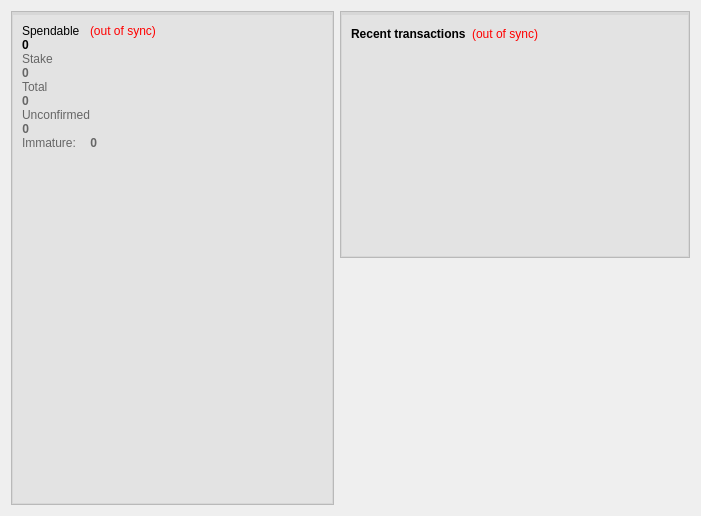
Qt form src/qt/forms/overviewpage.ui (dzimbeck/BitBay) before a commit.
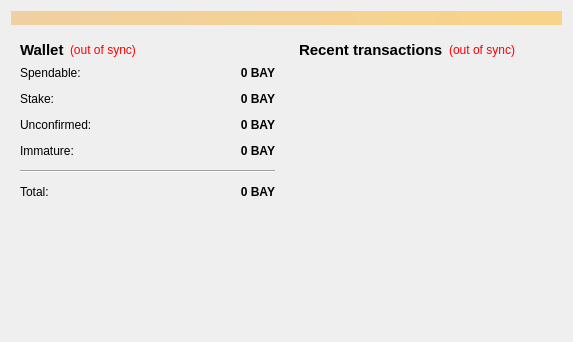
The same form after that commit. Icons and pictures are not drawn.

Diff of the .ui file:
```diff
--- a/src/qt/forms/overviewpage.ui
+++ b/src/qt/forms/overviewpage.ui
@@ -6,77 +6,104 @@
    <rect>
     <x>0</x>
     <y>0</y>
-    <width>701</width>
-    <height>516</height>
+    <width>573</width>
+    <height>342</height>
    </rect>
   </property>
   <property name="windowTitle">
    <string>Form</string>
   </property>
-  <layout class="QHBoxLayout" name="horizontalLayout" stretch="1,0">
+  <layout class="QVBoxLayout" name="topLayout">
+   <item>
+    <widget class="QLabel" name="labelAlerts">
+     <property name="visible">
+      <bool>false</bool>
+     </property>
+     <property name="styleSheet">
+      <string notr="true">background-color: qlineargradient(x1: 0, y1: 0, x2: 1, y2: 0, stop:0 #F0D0A0, stop:1 #F8D488);  color:#000000
+</string>
+     </property>
+     <property name="wordWrap">
+      <bool>true</bool>
+     </property>
+     <property name="margin">
+      <number>3</number>
+     </property>
+    </widget>
+   </item>
+   <item>
+    <layout class="QHBoxLayout" name="horizontalLayout" stretch="1,1">
    <item>
     <layout class="QVBoxLayout" name="verticalLayout_2">
      <item>
-      <widget class="QFrame" name="frame">
-       <property name="styleSheet">
-        <string notr="true">#frame
-{
-background-color: rgb(227, 227, 227);
-border: 1px solid rgb(185,185,185);
-}
-
-#frame_4
-{
-border:1px solid rgb(215,215,215);
-border-top: 3px solid rgb(215,215,215);
-}</string>
-       </property>
-       <property name="frameShape">
-        <enum>QFrame::StyledPanel</enum>
-       </property>
-       <property name="frameShadow">
-        <enum>QFrame::Raised</enum>
-       </property>
+        <widget class="QWidget" name="widget" native="true">
        <layout class="QVBoxLayout" name="verticalLayout_4">
-        <property name="spacing">
-         <number>0</number>
-        </property>
-        <property name="leftMargin">
-         <number>0</number>
-        </property>
-        <property name="topMargin">
-         <number>0</number>
-        </property>
-        <property name="rightMargin">
-         <number>0</number>
-        </property>
-        <property name="bottomMargin">
-         <number>0</number>
-        </property>
+          <item>
+           <layout class="QHBoxLayout" name="horizontalLayout_4">
+            <item>
+             <widget class="QLabel" name="label_5">
+              <property name="font">
+               <font>
+                <pointsize>11</pointsize>
+                <weight>75</weight>
+                <bold>true</bold>
+               </font>
+              </property>
+              <property name="text">
+               <string>Wallet</string>
+              </property>
+             </widget>
+            </item>
+            <item>
+             <widget class="QLabel" name="labelWalletStatus">
+              <property name="toolTip">
+               <string>The displayed information may be out of date. Your wallet automatically synchronizes with the BlackCoin network after a connection is established, but this process has not completed yet.</string>
+              </property>
+              <property name="styleSheet">
+               <string notr="true">QLabel { color: red; }</string>
+              </property>
+              <property name="text">
+               <string notr="true">(out of sync)</string>
+              </property>
+              <property name="alignment">
+               <set>Qt::AlignLeading|Qt::AlignLeft|Qt::AlignVCenter</set>
+              </property>
+             </widget>
+            </item>
         <item>
-         <widget class="QFrame" name="frame_4">
-          <property name="frameShape">
-           <enum>QFrame::StyledPanel</enum>
-          </property>
-          <property name="frameShadow">
-           <enum>QFrame::Raised</enum>
-          </property>
-          <layout class="QVBoxLayout" name="verticalLayout_6">
+             <spacer name="horizontalSpacer_2">
+              <property name="orientation">
+               <enum>Qt::Horizontal</enum>
+              </property>
+              <property name="sizeHint" stdset="0">
+               <size>
+                <width>40</width>
+                <height>20</height>
+               </size>
+              </property>
+             </spacer>
+            </item>
+           </layout>
+          </item>
            <item>
             <layout class="QFormLayout" name="formLayout_2">
              <property name="fieldGrowthPolicy">
-              <enum>QFormLayout::ExpandingFieldsGrow</enum>
-             </property>
-             <property name="labelAlignment">
-              <set>Qt::AlignLeading|Qt::AlignLeft|Qt::AlignTop</set>
+             <enum>QFormLayout::AllNonFixedFieldsGrow</enum>
              </property>
              <property name="horizontalSpacing">
-              <number>0</number>
+             <number>12</number>
              </property>
              <property name="verticalSpacing">
-              <number>0</number>
-             </property>
-             <item row="2" column="0">
+             <number>12</number>
+            </property>
+            <item row="0" column="0">
+             <widget class="QLabel" name="label">
+              <property name="text">
+               <string>Spendable:</string>
+              </property>
+             </widget>
+            </item>
+            <item row="0" column="1">
               <widget class="QLabel" name="labelBalance">
                <property name="font">
                 <font>
@@ -90,100 +117,26 @@
                <property name="toolTip">
                 <string>Your current spendable balance</string>
                </property>
-               <property name="styleSheet">
-                <string notr="true">top: -5px;</string>
-               </property>
                <property name="text">
-                <string notr="true">0</string>
+               <string notr="true">0 BAY</string>
+              </property>
+              <property name="alignment">
+               <set>Qt::AlignRight|Qt::AlignTrailing|Qt::AlignVCenter</set>
                </property>
                <property name="textInteractionFlags">
                 <set>Qt::LinksAccessibleByMouse|Qt::TextSelectableByKeyboard|Qt::TextSelectableByMouse</set>
                </property>
               </widget>
              </item>
-             <item row="4" column="0">
+            <item row="1" column="0">
               <widget class="QLabel" name="label_6">
-               <property name="palette">
-                <palette>
-                 <active>
-                  <colorrole role="WindowText">
-                   <brush brushstyle="SolidPattern">
-                    <color alpha="255">
-                     <red>102</red>
-                     <green>102</green>
-                     <blue>102</blue>
-                    </color>
-                   </brush>
-                  </colorrole>
-                 </active>
-                 <inactive>
-                  <colorrole role="WindowText">
-                   <brush brushstyle="SolidPattern">
-                    <color alpha="255">
-                     <red>102</red>
-                     <green>102</green>
-                     <blue>102</blue>
-                    </color>
-                   </brush>
-                  </colorrole>
-                 </inactive>
-                 <disabled>
-                  <colorrole role="WindowText">
-                   <brush brushstyle="SolidPattern">
-                    <color alpha="255">
-                     <red>120</red>
-                     <green>120</green>
-                     <blue>120</blue>
-                    </color>
-                   </brush>
-                  </colorrole>
-                 </disabled>
-                </palette>
-               </property>
                <property name="text">
-                <string>Stake</string>
+               <string>Stake:</string>
                </property>
               </widget>
              </item>
-             <item row="5" column="0">
+            <item row="1" column="1">
               <widget class="QLabel" name="labelStake">
-               <property name="palette">
-                <palette>
-                 <active>
-                  <colorrole role="WindowText">
-                   <brush brushstyle="SolidPattern">
-                    <color alpha="255">
-                     <red>102</red>
-                     <green>102</green>
-                     <blue>102</blue>
-                    </color>
-                   </brush>
-                  </colorrole>
-                 </active>
-                 <inactive>
-                  <colorrole role="WindowText">
-                   <brush brushstyle="SolidPattern">
-                    <color alpha="255">
-                     <red>102</red>
-                     <green>102</green>
-                     <blue>102</blue>
-                    </color>
-                   </brush>
-                  </colorrole>
-                 </inactive>
-                 <disabled>
-                  <colorrole role="WindowText">
-                   <brush brushstyle="SolidPattern">
-                    <color alpha="255">
-                     <red>120</red>
-                     <green>120</green>
-                     <blue>120</blue>
-                    </color>
-                   </brush>
-                  </colorrole>
-                 </disabled>
-                </palette>
-               </property>
                <property name="font">
                 <font>
                  <weight>75</weight>
@@ -197,270 +150,57 @@
                 <string>Total of coins that was staked, and do not yet count toward the current balance</string>
                </property>
                <property name="text">
-                <string notr="true">0</string>
-               </property>
-               <property name="textInteractionFlags">
-                <set>Qt::LinksAccessibleByMouse|Qt::TextSelectableByKeyboard|Qt::TextSelectableByMouse</set>
-               </property>
-              </widget>
-             </item>
-             <item row="9" column="0">
-              <widget class="QLabel" name="labelTotalText">
-               <property name="palette">
-                <palette>
-                 <active>
-                  <colorrole role="WindowText">
-                   <brush brushstyle="SolidPattern">
-                    <color alpha="255">
-                     <red>102</red>
-                     <green>102</green>
-                     <blue>102</blue>
-                    </color>
-                   </brush>
-                  </colorrole>
-                 </active>
-                 <inactive>
-                  <colorrole role="WindowText">
-                   <brush brushstyle="SolidPattern">
-                    <color alpha="255">
-                     <red>102</red>
-                     <green>102</green>
-                     <blue>102</blue>
-                    </color>
-                   </brush>
-                  </colorrole>
-                 </inactive>
-                 <disabled>
-                  <colorrole role="WindowText">
-                   <brush brushstyle="SolidPattern">
-                    <color alpha="255">
-                     <red>120</red>
-                     <green>120</green>
-                     <blue>120</blue>
-                    </color>
-                   </brush>
-                  </colorrole>
-                 </disabled>
-                </palette>
-               </property>
-               <property name="text">
-                <string>Total</string>
-               </property>
-              </widget>
-             </item>
-             <item row="12" column="0">
-              <widget class="QLabel" name="labelTotal">
-               <property name="palette">
-                <palette>
-                 <active>
-                  <colorrole role="WindowText">
-                   <brush brushstyle="SolidPattern">
-                    <color alpha="255">
-                     <red>102</red>
-                     <green>102</green>
-                     <blue>102</blue>
-                    </color>
-                   </brush>
-                  </colorrole>
-                 </active>
-                 <inactive>
-                  <colorrole role="WindowText">
-                   <brush brushstyle="SolidPattern">
-                    <color alpha="255">
-                     <red>102</red>
-                     <green>102</green>
-                     <blue>102</blue>
-                    </color>
-                   </brush>
-                  </colorrole>
-                 </inactive>
-                 <disabled>
-                  <colorrole role="WindowText">
-                   <brush brushstyle="SolidPattern">
-                    <color alpha="255">
-                     <red>120</red>
-                     <green>120</green>
-                     <blue>120</blue>
-                    </color>
-                   </brush>
-                  </colorrole>
-                 </disabled>
-                </palette>
-               </property>
-               <property name="font">
-                <font>
-                 <weight>75</weight>
-                 <bold>true</bold>
-                </font>
-               </property>
-               <property name="cursor">
-                <cursorShape>IBeamCursor</cursorShape>
-               </property>
-               <property name="toolTip">
-                <string>Your current total balance</string>
-               </property>
-               <property name="text">
-                <string notr="true">0</string>
-               </property>
+               <string notr="true">0 BAY</string>
+              </property>
+              <property name="alignment">
+               <set>Qt::AlignRight|Qt::AlignTrailing|Qt::AlignVCenter</set>
+              </property>
                <property name="textInteractionFlags">
                 <set>Qt::LinksAccessibleByMouse|Qt::TextSelectableByKeyboard|Qt::TextSelectableByMouse</set>
                </property>
               </widget>
              </item>
-             <item row="17" column="0">
+            <item row="2" column="0">
               <widget class="QLabel" name="label_3">
-               <property name="palette">
-                <palette>
-                 <active>
-                  <colorrole role="WindowText">
-                   <brush brushstyle="SolidPattern">
-                    <color alpha="255">
-                     <red>102</red>
-                     <green>102</green>
-                     <blue>102</blue>
-                    </color>
-                   </brush>
-                  </colorrole>
-                 </active>
-                 <inactive>
-                  <colorrole role="WindowText">
-                   <brush brushstyle="SolidPattern">
-                    <color alpha="255">
-                     <red>102</red>
-                     <green>102</green>
-                     <blue>102</blue>
-                    </color>
-                   </brush>
-                  </colorrole>
-                 </inactive>
-                 <disabled>
-                  <colorrole role="WindowText">
-                   <brush brushstyle="SolidPattern">
-                    <color alpha="255">
-                     <red>120</red>
-                     <green>120</green>
-                     <blue>120</blue>
-                    </color>
-                   </brush>
-                  </colorrole>
-                 </disabled>
-                </palette>
-               </property>
+              <property name="text">
+               <string>Unconfirmed:</string>
+              </property>
+             </widget>
+            </item>
+            <item row="2" column="1">
+             <widget class="QLabel" name="labelUnconfirmed">
+              <property name="font">
+               <font>
+                <weight>75</weight>
+                <bold>true</bold>
+               </font>
+              </property>
+              <property name="cursor">
+               <cursorShape>IBeamCursor</cursorShape>
+              </property>
+              <property name="toolTip">
+               <string>Total of transactions that have yet to be confirmed, and do not yet count toward the current balance</string>
+              </property>
                <property name="text">
-                <string>&lt;html&gt;&lt;head/&gt;&lt;body&gt;&lt;p&gt;Unconfirmed&lt;/p&gt;&lt;/body&gt;&lt;/html&gt;</string>
-               </property>
-              </widget>
-             </item>
-             <item row="19" column="0">
+               <string notr="true">0 BAY</string>
+              </property>
+              <property name="alignment">
+               <set>Qt::AlignRight|Qt::AlignTrailing|Qt::AlignVCenter</set>
+              </property>
+              <property name="textInteractionFlags">
+               <set>Qt::LinksAccessibleByMouse|Qt::TextSelectableByKeyboard|Qt::TextSelectableByMouse</set>
+              </property>
+             </widget>
+            </item>
+            <item row="3" column="0">
               <widget class="QLabel" name="labelImmatureText">
-               <property name="palette">
-                <palette>
-                 <active>
-                  <colorrole role="WindowText">
-                   <brush brushstyle="SolidPattern">
-                    <color alpha="255">
-                     <red>102</red>
-                     <green>102</green>
-                     <blue>102</blue>
-                    </color>
-                   </brush>
-                  </colorrole>
-                  <colorrole role="Text">
-                   <brush brushstyle="SolidPattern">
-                    <color alpha="255">
-                     <red>94</red>
-                     <green>94</green>
-                     <blue>94</blue>
-                    </color>
-                   </brush>
-                  </colorrole>
-                 </active>
-                 <inactive>
-                  <colorrole role="WindowText">
-                   <brush brushstyle="SolidPattern">
-                    <color alpha="255">
-                     <red>102</red>
-                     <green>102</green>
-                     <blue>102</blue>
-                    </color>
-                   </brush>
-                  </colorrole>
-                  <colorrole role="Text">
-                   <brush brushstyle="SolidPattern">
-                    <color alpha="255">
-                     <red>94</red>
-                     <green>94</green>
-                     <blue>94</blue>
-                    </color>
-                   </brush>
-                  </colorrole>
-                 </inactive>
-                 <disabled>
-                  <colorrole role="WindowText">
-                   <brush brushstyle="SolidPattern">
-                    <color alpha="255">
-                     <red>120</red>
-                     <green>120</green>
-                     <blue>120</blue>
-                    </color>
-                   </brush>
-                  </colorrole>
-                  <colorrole role="Text">
-                   <brush brushstyle="SolidPattern">
-                    <color alpha="255">
-                     <red>120</red>
-                     <green>120</green>
-                     <blue>120</blue>
-                    </color>
-                   </brush>
-                  </colorrole>
-                 </disabled>
-                </palette>
-               </property>
                <property name="text">
                 <string>Immature:</string>
                </property>
               </widget>
              </item>
-             <item row="19" column="1">
+            <item row="3" column="1">
               <widget class="QLabel" name="labelImmature">
-               <property name="palette">
-                <palette>
-                 <active>
-                  <colorrole role="WindowText">
-                   <brush brushstyle="SolidPattern">
-                    <color alpha="255">
-                     <red>102</red>
-                     <green>102</green>
-                     <blue>102</blue>
-                    </color>
-                   </brush>
-                  </colorrole>
-                 </active>
-                 <inactive>
-                  <colorrole role="WindowText">
-                   <brush brushstyle="SolidPattern">
-                    <color alpha="255">
-                     <red>102</red>
-                     <green>102</green>
-                     <blue>102</blue>
-                    </color>
-                   </brush>
-                  </colorrole>
-                 </inactive>
-                 <disabled>
-                  <colorrole role="WindowText">
-                   <brush brushstyle="SolidPattern">
-                    <color alpha="255">
-                     <red>120</red>
-                     <green>120</green>
-                     <blue>120</blue>
-                    </color>
-                   </brush>
-                  </colorrole>
-                 </disabled>
-                </palette>
-               </property>
                <property name="font">
                 <font>
                  <weight>75</weight>
@@ -471,7 +211,7 @@
                 <string>Mined balance that has not yet matured</string>
                </property>
                <property name="text">
-                <string notr="true">0</string>
+               <string notr="true">0 BAY</string>
                </property>
                <property name="alignment">
                 <set>Qt::AlignRight|Qt::AlignTrailing|Qt::AlignVCenter</set>
@@ -481,68 +221,22 @@
                </property>
               </widget>
              </item>
-             <item row="1" column="1">
-              <widget class="QLabel" name="labelWalletStatus">
-               <property name="toolTip">
-                <string>The displayed information may be out of date. Your wallet automatically synchronizes with the BitBay network after a connection is established, but this process has not completed yet.</string>
-               </property>
-               <property name="styleSheet">
-                <string notr="true">QLabel { color: red; }</string>
-               </property>
-               <property name="text">
-                <string notr="true">(out of sync)</string>
-               </property>
-               <property name="alignment">
-                <set>Qt::AlignLeading|Qt::AlignLeft|Qt::AlignVCenter</set>
-               </property>
-              </widget>
-             </item>
-             <item row="1" column="0">
-              <widget class="QLabel" name="label">
+            <item row="4" column="0" colspan="2">
+             <widget class="Line" name="line">
+              <property name="orientation">
+               <enum>Qt::Horizontal</enum>
+              </property>
+             </widget>
+            </item>
+            <item row="5" column="0">
+             <widget class="QLabel" name="labelTotalText">
                <property name="text">
-                <string>Spendable</string>
+               <string>Total:</string>
                </property>
               </widget>
              </item>
-             <item row="18" column="0">
-              <widget class="QLabel" name="labelUnconfirmed">
-               <property name="palette">
-                <palette>
-                 <active>
-                  <colorrole role="WindowText">
-                   <brush brushstyle="SolidPattern">
-                    <color alpha="255">
-                     <red>102</red>
-                     <green>102</green>
-                     <blue>102</blue>
-                    </color>
-                   </brush>
-                  </colorrole>
-                 </active>
-                 <inactive>
-                  <colorrole role="WindowText">
-                   <brush brushstyle="SolidPattern">
-                    <color alpha="255">
-                     <red>102</red>
-                     <green>102</green>
-                     <blue>102</blue>
-                    </color>
-                   </brush>
-                  </colorrole>
-                 </inactive>
-                 <disabled>
-                  <colorrole role="WindowText">
-                   <brush brushstyle="SolidPattern">
-                    <color alpha="255">
-                     <red>120</red>
-                     <green>120</green>
-                     <blue>120</blue>
-                    </color>
-                   </brush>
-                  </colorrole>
-                 </disabled>
-                </palette>
-               </property>
+            <item row="5" column="1">
+             <widget class="QLabel" name="labelTotal">
                <property name="font">
                 <font>
                  <weight>75</weight>
@@ -553,13 +247,10 @@
                 <cursorShape>IBeamCursor</cursorShape>
                </property>
                <property name="toolTip">
-                <string>Total of transactions that have yet to be confirmed, and do not yet count toward the current balance</string>
-               </property>
-               <property name="layoutDirection">
-                <enum>Qt::LeftToRight</enum>
+               <string>Your current total balance</string>
                </property>
                <property name="text">
-                <string notr="true">0</string>
+               <string notr="true">0 BAY</string>
                </property>
                <property name="alignment">
                 <set>Qt::AlignRight|Qt::AlignTrailing|Qt::AlignVCenter</set>
@@ -569,20 +260,10 @@
                </property>
               </widget>
              </item>
-             <item row="20" column="0">
-              <spacer name="verticalSpacer_4">
-               <property name="orientation">
-                <enum>Qt::Vertical</enum>
-               </property>
-               <property name="sizeHint" stdset="0">
-                <size>
-                 <width>20</width>
-                 <height>40</height>
-                </size>
-               </property>
-              </spacer>
-             </item>
-            </layout>
+           </layout>
+          </item>
+         </layout>
+        </widget>
            </item>
            <item>
             <spacer name="verticalSpacer">
@@ -597,113 +278,24 @@
              </property>
             </spacer>
            </item>
-           <item>
-            <widget class="QLabel" name="label_2">
-             <property name="minimumSize">
-              <size>
-               <width>200</width>
-               <height>200</height>
-              </size>
-             </property>
-             <property name="maximumSize">
-              <size>
-               <width>256</width>
-               <height>256</height>
-              </size>
-             </property>
-             <property name="text">
-              <string>&lt;html&gt;&lt;head/&gt;&lt;body&gt;&lt;p align=&quot;center&quot;&gt;&lt;img src=&quot;:/images/wallet&quot;/&gt;&lt;/span&gt;&lt;/a&gt;&lt;/p&gt;&lt;/body&gt;&lt;/html&gt;</string>
-             </property>
-            </widget>
-           </item>
-           <item>
-            <spacer name="verticalSpacer_3">
-             <property name="orientation">
-              <enum>Qt::Vertical</enum>
-             </property>
-             <property name="sizeHint" stdset="0">
-              <size>
-               <width>20</width>
-               <height>40</height>
-              </size>
-             </property>
-            </spacer>
-           </item>
-          </layout>
-         </widget>
-        </item>
-       </layout>
-      </widget>
-     </item>
     </layout>
    </item>
    <item>
     <layout class="QVBoxLayout" name="verticalLayout_3">
      <item>
-      <widget class="QFrame" name="frame_2">
-       <property name="minimumSize">
-        <size>
-         <width>350</width>
-         <height>0</height>
-        </size>
-       </property>
-       <property name="styleSheet">
-        <string notr="true">#frame_2
-{
-background-color: rgb(227, 227, 227);
-border: 1px solid rgb(185,185,185);
-}
-
-#frame_3
-{
-border:1px solid rgb(215,215,215);
-border-top: 3px solid rgb(215,215,215);
-}</string>
-       </property>
-       <property name="frameShape">
-        <enum>QFrame::StyledPanel</enum>
-       </property>
-       <property name="frameShadow">
-        <enum>QFrame::Raised</enum>
-       </property>
+        <widget class="QWidget" name="widget_2" native="true">
        <layout class="QVBoxLayout" name="verticalLayout">
-        <property name="spacing">
-         <number>0</number>
-        </property>
-        <property name="leftMargin">
-         <number>0</number>
-        </property>
-        <property name="topMargin">
-         <number>0</number>
-        </property>
-        <property name="rightMargin">
-         <number>0</number>
-        </property>
-        <property name="bottomMargin">
-         <number>0</number>
-        </property>
-        <item>
-         <widget class="QFrame" name="frame_3">
-          <property name="minimumSize">
-           <size>
-            <width>0</width>
-            <height>10</height>
-           </size>
-          </property>
-          <property name="frameShape">
-           <enum>QFrame::StyledPanel</enum>
-          </property>
-          <property name="frameShadow">
-           <enum>QFrame::Raised</enum>
-          </property>
-          <layout class="QVBoxLayout" name="verticalLayout_5">
-           <property name="leftMargin">
-            <number>9</number>
-           </property>
            <item>
             <layout class="QHBoxLayout" name="horizontalLayout_2">
              <item>
               <widget class="QLabel" name="label_4">
+              <property name="font">
+               <font>
+                <pointsize>11</pointsize>
+                <weight>75</weight>
+                <bold>true</bold>
+               </font>
+              </property>
                <property name="text">
                 <string>&lt;b&gt;Recent transactions&lt;/b&gt;</string>
                </property>
@@ -765,20 +357,6 @@
          </widget>
         </item>
        </layout>
-      </widget>
-     </item>
-     <item>
-      <spacer name="verticalSpacer_2">
-       <property name="orientation">
-        <enum>Qt::Vertical</enum>
-       </property>
-       <property name="sizeHint" stdset="0">
-        <size>
-         <width>20</width>
-         <height>40</height>
-        </size>
-       </property>
-      </spacer>
      </item>
     </layout>
    </item>
```
Left out of the diff: 4 changed lines with no effect on the pictures. Lines whose indentation alone changed are shown as unchanged.
